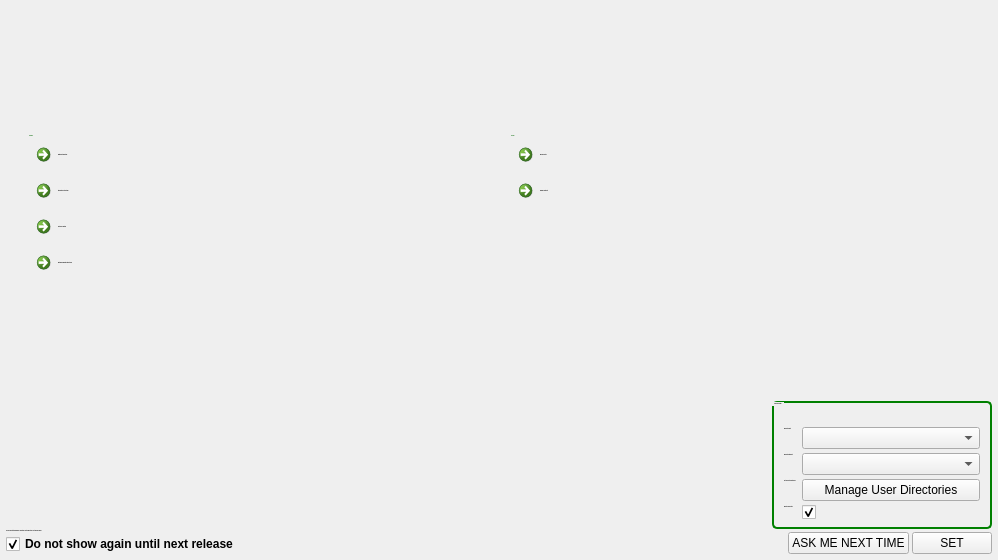
Above: Code/Mantid/MantidPlot/src/Mantid/FirstTimeSetup.ui from mantidproject/mantid before the change. Below: the same form after it.
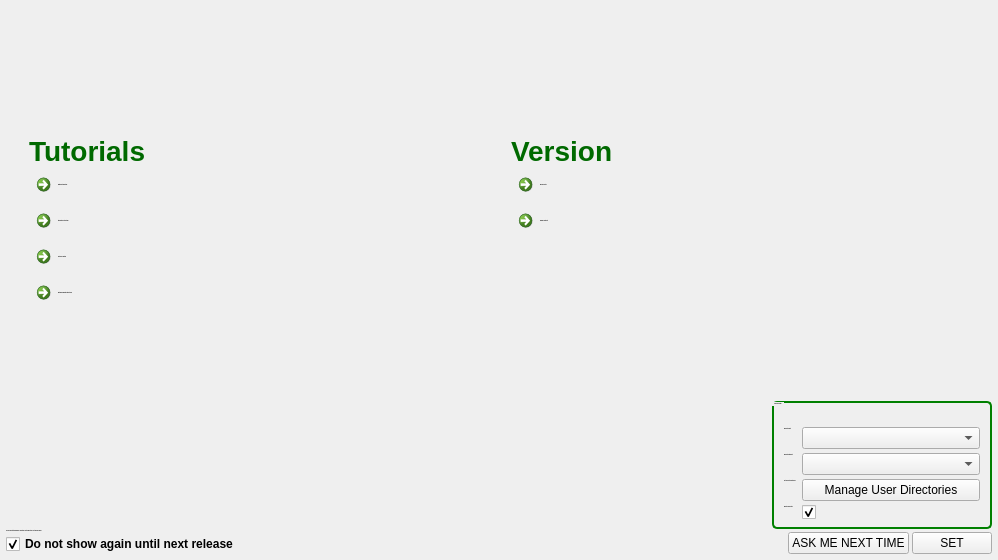
That is the form after the change. Icons and pictures are not drawn. Custom widgets are drawn as their Qt base class.

Commit message: re #10772 try to decrease conflicts

```diff
--- a/Code/Mantid/MantidPlot/src/Mantid/FirstTimeSetup.ui
+++ b/Code/Mantid/MantidPlot/src/Mantid/FirstTimeSetup.ui
@@ -237,8 +237,7 @@
        </property>
        <property name="styleSheet">
         <string notr="true">color: rgb(0, 105, 0);
-font: 28px &quot;Segoe UI&quot;;
-font-weight: bold;</string>
+font-size: 28px</string>
        </property>
        <property name="text">
         <string>Tutorials</string>
@@ -258,8 +257,7 @@
        </property>
        <property name="styleSheet">
         <string notr="true">color: rgb(0, 105, 0);
-font: 28px &quot;Segoe UI&quot;;
-font-weight: bold;</string>
+font-size: 28px</string>
        </property>
        <property name="text">
         <string>Version </string>
```
Left out of the diff: 7 changed lines with no effect on the pictures.
